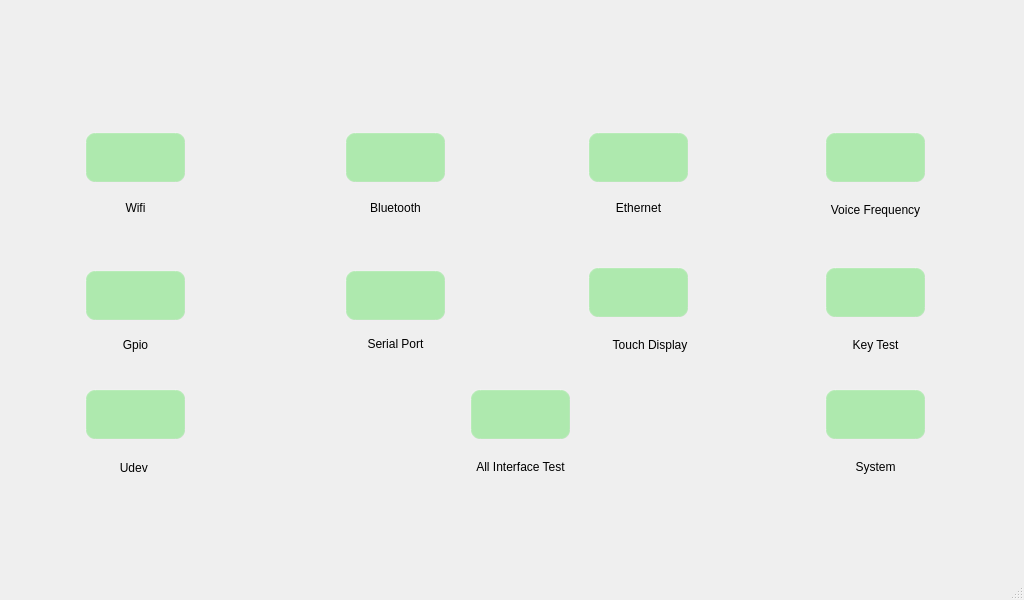
Qt form qt/t507/mainwindow.ui (jizizihe/baijie_demo) before a commit.
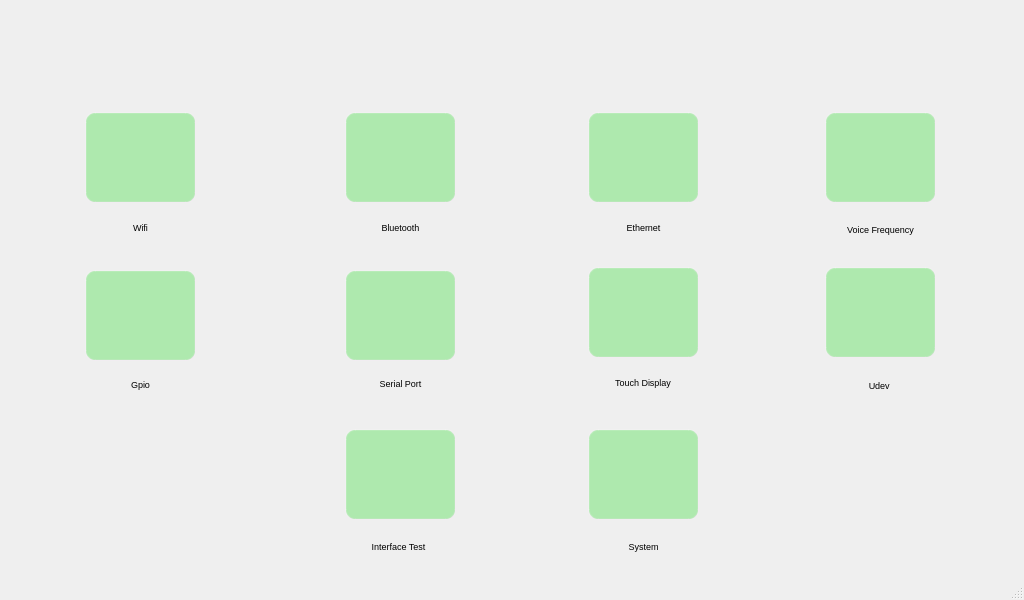
The same form after that commit. Icons and pictures are not drawn.

Commit message: interface integration

What changed in the file:
```diff
--- a/qt/t507/mainwindow.ui
+++ b/qt/t507/mainwindow.ui
@@ -57,8 +57,8 @@
      <rect>
       <x>588</x>
       <y>267</y>
-      <width>101</width>
-      <height>51</height>
+      <width>111</width>
+      <height>91</height>
      </rect>
     </property>
     <property name="styleSheet">
@@ -73,16 +73,16 @@
     </property>
     <property name="iconSize">
      <size>
-      <width>32</width>
-      <height>32</height>
+      <width>64</width>
+      <height>64</height>
      </size>
     </property>
    </widget>
    <widget class="QLabel" name="label_34">
     <property name="geometry">
      <rect>
-      <x>525</x>
-      <y>327</y>
+      <x>518</x>
+      <y>365</y>
       <width>250</width>
       <height>35</height>
      </rect>
@@ -93,6 +93,11 @@
       <height>20</height>
      </size>
     </property>
+    <property name="font">
+     <font>
+      <pointsize>7</pointsize>
+     </font>
+    </property>
     <property name="text">
      <string>Touch Display</string>
     </property>
@@ -100,37 +105,11 @@
      <set>Qt::AlignCenter</set>
     </property>
    </widget>
-   <widget class="QPushButton" name="keytest">
-    <property name="geometry">
-     <rect>
-      <x>825</x>
-      <y>267</y>
-      <width>101</width>
-      <height>51</height>
-     </rect>
-    </property>
-    <property name="styleSheet">
-     <string notr="true"/>
-    </property>
-    <property name="text">
-     <string/>
-    </property>
-    <property name="icon">
-     <iconset resource="translation.qrc">
-      <normaloff>:/t507_button_image/key.png</normaloff>:/t507_button_image/key.png</iconset>
-    </property>
-    <property name="iconSize">
-     <size>
-      <width>32</width>
-      <height>32</height>
-     </size>
-    </property>
-   </widget>
    <widget class="QLabel" name="label_32">
     <property name="geometry">
      <rect>
-      <x>270</x>
-      <y>326</y>
+      <x>275</x>
+      <y>366</y>
       <width>251</width>
       <height>35</height>
      </rect>
@@ -141,6 +120,11 @@
       <height>0</height>
      </size>
     </property>
+    <property name="font">
+     <font>
+      <pointsize>7</pointsize>
+     </font>
+    </property>
     <property name="text">
      <string>Serial Port</string>
     </property>
@@ -148,35 +132,13 @@
      <set>Qt::AlignCenter</set>
     </property>
    </widget>
-   <widget class="QLabel" name="label_40">
-    <property name="geometry">
-     <rect>
-      <x>750</x>
-      <y>327</y>
-      <width>251</width>
-      <height>35</height>
-     </rect>
-    </property>
-    <property name="minimumSize">
-     <size>
-      <width>0</width>
-      <height>0</height>
-     </size>
-    </property>
-    <property name="text">
-     <string>Key Test</string>
-    </property>
-    <property name="alignment">
-     <set>Qt::AlignCenter</set>
-    </property>
-   </widget>
    <widget class="QPushButton" name="bluetooth">
     <property name="geometry">
      <rect>
       <x>345</x>
-      <y>132</y>
-      <width>101</width>
-      <height>51</height>
+      <y>112</y>
+      <width>111</width>
+      <height>91</height>
      </rect>
     </property>
     <property name="styleSheet">
@@ -191,18 +153,18 @@
     </property>
     <property name="iconSize">
      <size>
-      <width>32</width>
-      <height>32</height>
+      <width>64</width>
+      <height>64</height>
      </size>
     </property>
    </widget>
    <widget class="QPushButton" name="udev">
     <property name="geometry">
      <rect>
-      <x>85</x>
-      <y>389</y>
-      <width>101</width>
-      <height>51</height>
+      <x>825</x>
+      <y>267</y>
+      <width>111</width>
+      <height>91</height>
      </rect>
     </property>
     <property name="styleSheet">
@@ -217,16 +179,16 @@
     </property>
     <property name="iconSize">
      <size>
-      <width>40</width>
-      <height>40</height>
+      <width>64</width>
+      <height>64</height>
      </size>
     </property>
    </widget>
    <widget class="QLabel" name="label_41">
     <property name="geometry">
      <rect>
-      <x>750</x>
-      <y>449</y>
+      <x>518</x>
+      <y>529</y>
       <width>251</width>
       <height>35</height>
      </rect>
@@ -237,6 +199,11 @@
       <height>0</height>
      </size>
     </property>
+    <property name="font">
+     <font>
+      <pointsize>7</pointsize>
+     </font>
+    </property>
     <property name="text">
      <string>System</string>
     </property>
@@ -247,8 +214,8 @@
    <widget class="QLabel" name="label_31">
     <property name="geometry">
      <rect>
-      <x>10</x>
-      <y>327</y>
+      <x>15</x>
+      <y>367</y>
       <width>251</width>
       <height>35</height>
      </rect>
@@ -259,6 +226,11 @@
       <height>0</height>
      </size>
     </property>
+    <property name="font">
+     <font>
+      <pointsize>7</pointsize>
+     </font>
+    </property>
     <property name="text">
      <string>Gpio</string>
     </property>
@@ -269,10 +241,10 @@
    <widget class="QLabel" name="label">
     <property name="geometry">
      <rect>
-      <x>380</x>
-      <y>12</y>
-      <width>271</width>
-      <height>61</height>
+      <x>290</x>
+      <y>0</y>
+      <width>471</width>
+      <height>101</height>
      </rect>
     </property>
     <property name="font">
@@ -298,8 +270,8 @@
      <rect>
       <x>85</x>
       <y>270</y>
-      <width>101</width>
-      <height>51</height>
+      <width>111</width>
+      <height>91</height>
      </rect>
     </property>
     <property name="styleSheet">
@@ -314,16 +286,16 @@
     </property>
     <property name="iconSize">
      <size>
-      <width>32</width>
-      <height>32</height>
+      <width>64</width>
+      <height>64</height>
      </size>
     </property>
    </widget>
    <widget class="QLabel" name="label_39">
     <property name="geometry">
      <rect>
-      <x>395</x>
-      <y>449</y>
+      <x>273</x>
+      <y>529</y>
       <width>251</width>
       <height>35</height>
      </rect>
@@ -334,8 +306,13 @@
       <height>0</height>
      </size>
     </property>
+    <property name="font">
+     <font>
+      <pointsize>7</pointsize>
+     </font>
+    </property>
     <property name="text">
-     <string>All Interface Test</string>
+     <string>Interface Test</string>
     </property>
     <property name="alignment">
      <set>Qt::AlignCenter</set>
@@ -344,8 +321,8 @@
    <widget class="QLabel" name="label_33">
     <property name="geometry">
      <rect>
-      <x>750</x>
-      <y>192</y>
+      <x>755</x>
+      <y>212</y>
       <width>251</width>
       <height>35</height>
      </rect>
@@ -356,6 +333,11 @@
       <height>0</height>
      </size>
     </property>
+    <property name="font">
+     <font>
+      <pointsize>7</pointsize>
+     </font>
+    </property>
     <property name="text">
      <string>Voice Frequency</string>
     </property>
@@ -366,10 +348,10 @@
    <widget class="QPushButton" name="alltest">
     <property name="geometry">
      <rect>
-      <x>470</x>
-      <y>389</y>
-      <width>101</width>
-      <height>51</height>
+      <x>345</x>
+      <y>429</y>
+      <width>111</width>
+      <height>91</height>
      </rect>
     </property>
     <property name="styleSheet">
@@ -384,16 +366,16 @@
     </property>
     <property name="iconSize">
      <size>
-      <width>32</width>
-      <height>32</height>
+      <width>64</width>
+      <height>64</height>
      </size>
     </property>
    </widget>
    <widget class="QLabel" name="label_36">
     <property name="geometry">
      <rect>
-      <x>270</x>
-      <y>190</y>
+      <x>275</x>
+      <y>210</y>
       <width>251</width>
       <height>35</height>
      </rect>
@@ -404,6 +386,11 @@
       <height>0</height>
      </size>
     </property>
+    <property name="font">
+     <font>
+      <pointsize>7</pointsize>
+     </font>
+    </property>
     <property name="text">
      <string>Bluetooth</string>
     </property>
@@ -414,10 +401,10 @@
    <widget class="QPushButton" name="system">
     <property name="geometry">
      <rect>
-      <x>825</x>
-      <y>389</y>
-      <width>101</width>
-      <height>51</height>
+      <x>588</x>
+      <y>429</y>
+      <width>111</width>
+      <height>91</height>
      </rect>
     </property>
     <property name="styleSheet">
@@ -432,8 +419,8 @@
     </property>
     <property name="iconSize">
      <size>
-      <width>32</width>
-      <height>32</height>
+      <width>64</width>
+      <height>64</height>
      </size>
     </property>
    </widget>
@@ -441,9 +428,9 @@
     <property name="geometry">
      <rect>
       <x>85</x>
-      <y>132</y>
-      <width>101</width>
-      <height>51</height>
+      <y>112</y>
+      <width>111</width>
+      <height>91</height>
      </rect>
     </property>
     <property name="styleSheet">
@@ -458,16 +445,16 @@
     </property>
     <property name="iconSize">
      <size>
-      <width>32</width>
-      <height>32</height>
+      <width>64</width>
+      <height>64</height>
      </size>
     </property>
    </widget>
    <widget class="QLabel" name="label_37">
     <property name="geometry">
      <rect>
-      <x>513</x>
-      <y>190</y>
+      <x>518</x>
+      <y>210</y>
       <width>251</width>
       <height>35</height>
      </rect>
@@ -478,6 +465,11 @@
       <height>0</height>
      </size>
     </property>
+    <property name="font">
+     <font>
+      <pointsize>7</pointsize>
+     </font>
+    </property>
     <property name="text">
      <string>Ethernet</string>
     </property>
@@ -488,8 +480,8 @@
    <widget class="QLabel" name="label_38">
     <property name="geometry">
      <rect>
-      <x>10</x>
-      <y>450</y>
+      <x>755</x>
+      <y>368</y>
       <width>251</width>
       <height>35</height>
      </rect>
@@ -500,6 +492,11 @@
       <height>0</height>
      </size>
     </property>
+    <property name="font">
+     <font>
+      <pointsize>7</pointsize>
+     </font>
+    </property>
     <property name="text">
      <string>Udev </string>
     </property>
@@ -511,9 +508,9 @@
     <property name="geometry">
      <rect>
       <x>588</x>
-      <y>132</y>
-      <width>101</width>
-      <height>51</height>
+      <y>112</y>
+      <width>111</width>
+      <height>91</height>
      </rect>
     </property>
     <property name="styleSheet">
@@ -528,8 +525,8 @@
     </property>
     <property name="iconSize">
      <size>
-      <width>32</width>
-      <height>32</height>
+      <width>64</width>
+      <height>64</height>
      </size>
     </property>
    </widget>
@@ -537,9 +534,9 @@
     <property name="geometry">
      <rect>
       <x>825</x>
-      <y>132</y>
-      <width>101</width>
-      <height>51</height>
+      <y>112</y>
+      <width>111</width>
+      <height>91</height>
      </rect>
     </property>
     <property name="styleSheet">
@@ -554,8 +551,8 @@
     </property>
     <property name="iconSize">
      <size>
-      <width>32</width>
-      <height>32</height>
+      <width>64</width>
+      <height>64</height>
      </size>
     </property>
    </widget>
@@ -564,8 +561,8 @@
      <rect>
       <x>345</x>
       <y>270</y>
-      <width>101</width>
-      <height>51</height>
+      <width>111</width>
+      <height>91</height>
      </rect>
     </property>
     <property name="styleSheet">
@@ -580,16 +577,16 @@
     </property>
     <property name="iconSize">
      <size>
-      <width>32</width>
-      <height>32</height>
+      <width>64</width>
+      <height>64</height>
      </size>
     </property>
    </widget>
    <widget class="QLabel" name="label_35">
     <property name="geometry">
      <rect>
-      <x>10</x>
-      <y>190</y>
+      <x>15</x>
+      <y>210</y>
       <width>251</width>
       <height>35</height>
      </rect>
@@ -600,6 +597,11 @@
       <height>0</height>
      </size>
     </property>
+    <property name="font">
+     <font>
+      <pointsize>7</pointsize>
+     </font>
+    </property>
     <property name="text">
      <string>Wifi</string>
     </property>
```
The commit also changes 10 other files.
